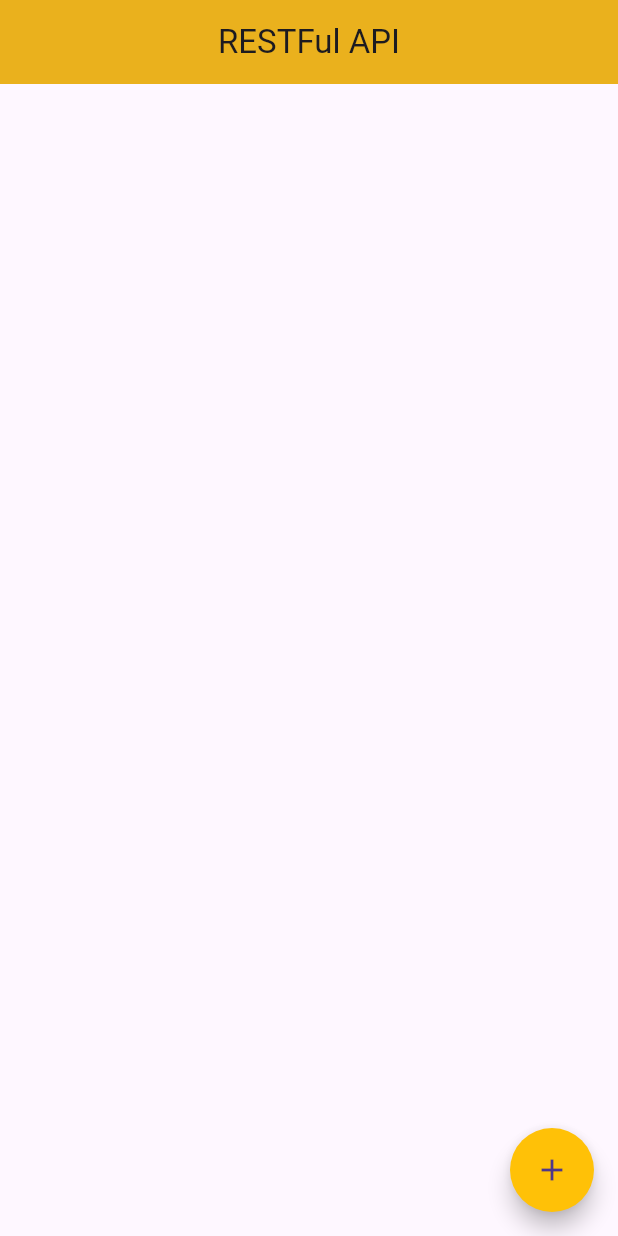
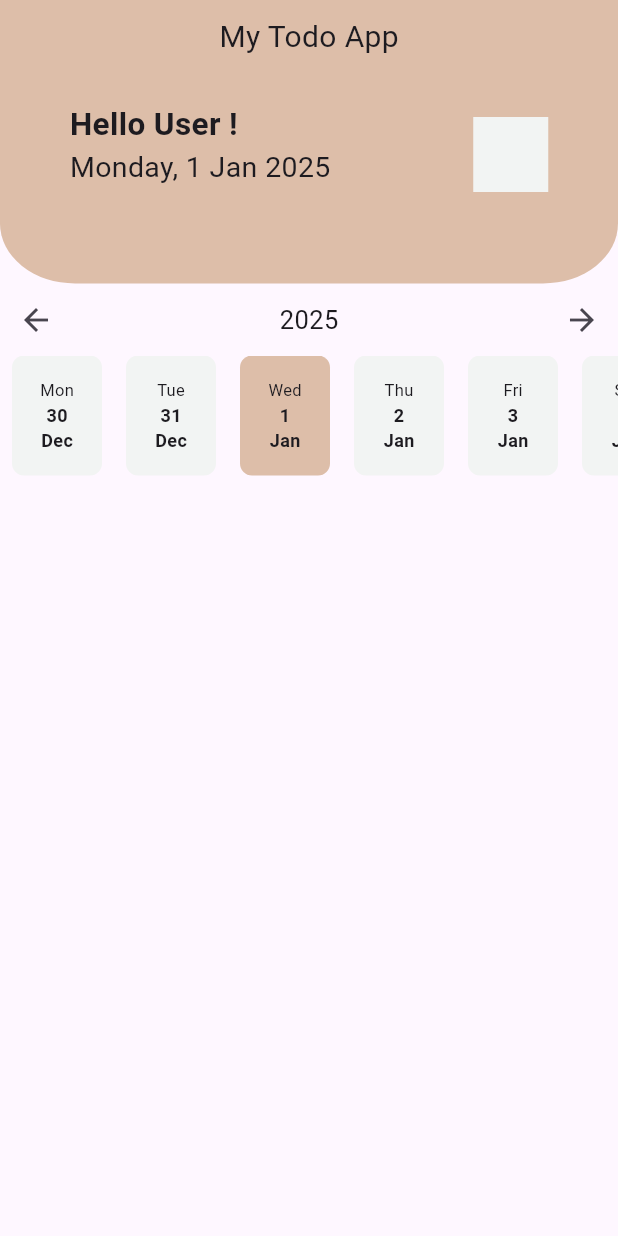
Before and after one commit to sinuw97/flutter-todo-app, a Flutter app: the HomePage screen opened directly, on a phone screen of 412 x 824 dp. Run offline on Flutter 3.47's test engine with Material 3 defaults, Android fonts, the phone set to English and light mode, and no system bars.

Commit message:
Flutter todo app

```diff
--- /dev/null
+++ b/lib/colors/app_colors.dart
@@ -0,0 +1,12 @@
+import 'package:flutter/material.dart';
+
+class AppColors {
+  static const Color resedaGreen = Color(0xFF6B705C);
+  static const Color sage = Color(0xFFA5A58D);
+  static const Color ashGrey = Color(0xFFB7B7A4);
+  static const Color champagnePink = Color(0xFFFFE8D6);
+  static const Color desertSand = Color(0xFFDDBEA9);
+  static const Color buff = Color(0xFFCB997E);
+  static const Color whiteSmoke = Color(0xFFF2F4F3);
+  static const Color walnutBrown = Color(0xFF443C33);
+}
--- a/lib/main.dart
+++ b/lib/main.dart
@@ -1,5 +1,5 @@
 import 'package:flutter/material.dart';
-import 'package:dhim_api/pages/home_page.dart';
+import 'package:dhim_api/pages/login_page.dart';
 
 void main() {
   runApp(MyApp());
@@ -12,7 +12,7 @@ class MyApp extends StatelessWidget {
   Widget build(BuildContext context) {
     return MaterialApp(
       debugShowCheckedModeBanner: false,
-      home: HomePage(),
+      home: LoginPage(),
     );
   }
 }
--- a/lib/pages/home_page.dart
+++ b/lib/pages/home_page.dart
@@ -1,7 +1,6 @@
-import 'dart:convert';
-
+import 'package:dhim_api/colors/app_colors.dart';
+import 'package:dhim_api/widgets/calender_bar.dart';
 import 'package:flutter/material.dart';
-import 'package:http/http.dart' as http;
 
 class HomePage extends StatefulWidget {
   const HomePage({super.key});
@@ -11,49 +10,99 @@ class HomePage extends StatefulWidget {
 }
 
 class _HomePageState extends State<HomePage> {
-  List<dynamic> users = [];
-
   @override
   Widget build(BuildContext context) {
     return Scaffold(
-      appBar: AppBar(
-        backgroundColor: Colors.amber,
-        title: const Center(
-          child: Text('RESTFul API')),
-          elevation: 50,
-      ),
-      body: ListView.builder(
-        itemCount: users.length,
-        itemBuilder: (context, index){
-         final user = users[index];
-         return ListTile(
-          leading: Text('${index + 1}'),
-          title: Text(user["name"]),
-          subtitle: Text(user["username"]),
-        );
-      }),
-      floatingActionButton: FloatingActionButton(
-        onPressed: fetchUsers,
-        backgroundColor: Colors.amber,
-        shape: CircleBorder(),
-        child: const Icon(Icons.add),
-      ),
+      body: ListView(
+        children: [
+          // Headers
+          Stack(
+            children: [
+              Container(
+                width: MediaQuery.of(context).size.width,
+                height: 189,
+                decoration: const BoxDecoration(
+                  color: AppColors.desertSand,
+                  borderRadius: BorderRadius.vertical(
+                    bottom: Radius.elliptical(50, 40)
+                  )
+                ),
+                child: Column(
+                  children: [
+                    // Header Text
+                    const Padding(
+                      padding: EdgeInsets.only(
+                        top: 10
+                      ),
+                      child: Text(
+                        "My Todo App",
+                        style: TextStyle(
+                          fontSize: 20
+                        ),
+                      ),
+                    ),
+                    // Welcome Text
+                    Padding(
+                      padding: const EdgeInsets.only(
+                        top: 29
+                      ),
+                      child: SizedBox(
+                        width: 319,
+                        height: 80,
+                        child: Row(
+                          crossAxisAlignment: CrossAxisAlignment.start,
+                          children: [
+                            // Greetings & Date
+                            Container(
+                              width: 249,
+                              height: 120,
+                              child: const Column(
+                                crossAxisAlignment: CrossAxisAlignment.start,
+                                children: [
+                                  Text(
+                                    "Hello User !",
+                                    style: TextStyle(
+                                      fontSize: 21,
+                                      fontWeight: FontWeight.w700
+                                    ),
+                                  ),
+                                  Text(
+                                    "Monday, 1 Jan 2025",
+                                    style: TextStyle(
+                                      fontSize: 19,
+                                    ),
+                                  ),
+                                ],
+                              ),
+                            ),
+                            // Image Profile
+                            Column(
+                              children: [
+                                Container(
+                                  margin: EdgeInsets.only(top: 10, left: 20),
+                                  width: 50,
+                                  height: 50,
+                                  color: AppColors.whiteSmoke,
+                                )
+                              ],
+                            )
+                          ],
+                        ),
+                      ),
+                    )
+                  ],
+                ),
+              )
+            ],
+          ),
+          // Date Picker
+          Column(
+            children: [
+              CalendarAppBar()
+            ],
+          )
+        ],
+      )
     );
   }
-
-  void fetchUsers() async{
-    print("Clicked");
-    // url endpoint
-    final url = Uri.parse('https://jsonplaceholder.typicode.com/users');
-    // await the http to fetch data
-    final response = await http.get(url);
-    // get the response body
-    final body = jsonDecode(response.body);
-    setState(() {
-      users = body;
-    });
-    print(users);
-    print(users.length);
-    print("Completed");
-  }
 }
--- /dev/null
+++ b/lib/widgets/calender_bar.dart
@@ -0,0 +1,124 @@
+import 'package:dhim_api/colors/app_colors.dart';
+import 'package:flutter/material.dart';
+import 'package:flutter/widgets.dart';
+import 'package:intl/intl.dart';
+
+class CalendarAppBar extends StatefulWidget {
+  const CalendarAppBar({super.key});
+
+  @override
+  State<CalendarAppBar> createState() => _CalendarAppBarState();
+}
+
+class _CalendarAppBarState extends State<CalendarAppBar> {
+  // ambil waktu sekarang
+  DateTime currentDate = DateTime.now();
+  DateTime? selectedDate;
+  // buat List untuk nampilin 7 hari
+  List<DateTime> generateWeek(DateTime date) {
+    // ambil tanggal minggu ini
+    int currentDay = date.weekday;
+    DateTime firstDayofWeek = date.subtract(Duration(days: currentDay - 1));
+    return List.generate(7, (index) => firstDayofWeek.add(Duration(days: index)));
+  }
+
+  @override
+  Widget build(BuildContext context) {
+    List<DateTime> weekDays = generateWeek(currentDate);
+
+    return Column(
+      children: [
+        Row(
+          mainAxisAlignment: MainAxisAlignment.spaceBetween,
+          children: [
+            // arrow back btn
+            IconButton(
+              onPressed: () {
+                setState(() {
+                  currentDate = currentDate.subtract(Duration(days: 7));
+                  selectedDate = null;
+                });
+              },
+              icon: Icon(Icons.arrow_back),
+            ),
+            // Menampilkan tahun
+            Text(
+              DateFormat('y').format(currentDate),
+              style: TextStyle(
+                fontSize: 17
+              ),
+            ),
+            // Arrow forward btn
+            IconButton(
+              onPressed: () {
+                setState(() {
+                  currentDate = currentDate.add(Duration(days: 7));
+                  selectedDate = null;
+                });
+              },
+              icon: Icon(Icons.arrow_forward),
+            ),
+          ],
+        ),
+        SizedBox(
+          height: 80,
+          child: ListView.builder(
+            scrollDirection: Axis.horizontal,
+            itemCount: weekDays.length,
+            itemBuilder: (context, index) {
+              DateTime day = weekDays[index];
+              return GestureDetector(
+                onTap: (){
+                  setState(() {
+                    selectedDate = day;
+                  });
+                },
+                child: Container(
+                  width: 60,
+                  height: 50,
+                  margin: EdgeInsets.symmetric(horizontal: 8),
+                  padding: EdgeInsets.all(9),
+                  decoration: BoxDecoration(
+                    color: selectedDate == day
+                      ? AppColors.sage
+                      : (currentDate.weekday == day.weekday
+                        ? AppColors.desertSand
+                        : AppColors.whiteSmoke),
+                    borderRadius: BorderRadius.circular(8),
+                  ),
+                  child: Column(
+                    mainAxisAlignment: MainAxisAlignment.center,
+                    children: [
+                      // Hari
+                      Text(
+                        DateFormat('E').format(day),
+                        style: TextStyle(
+                          fontSize: 11
+                        ),
+                      ),
+                      // Tangal
+                      Text(
+                        DateFormat('d').format(day),
+                        style: TextStyle(
+                          fontSize: 12,
+                          fontWeight: FontWeight.w600
+                        ),
+                      ),
+                      Text(
+                        DateFormat('MMM').format(day),
+                        style: TextStyle(
+                          fontSize: 12,
+                          fontWeight: FontWeight.w600
+                        ),
+                      ),
+                    ],
+                  )
+                ),
+              );
+            },
+          ),
+        )
+      ],
+    );
+  }
+}
--- a/pubspec.yaml
+++ b/pubspec.yaml
@@ -10,6 +10,7 @@ dependencies:
   flutter:
     sdk: flutter
   http: ^1.2.2
+  intl: ^0.18.0
 
 dev_dependencies:
   flutter_test:
```
Also changed, not shown: lib/navigation/bottom_navbar.dart (added, +77 -0 lines), lib/pages/login_page.dart (added, +279 -0 lines), lib/pages/sigin_page.dart (added, +25 -0 lines), pubspec.lock.
